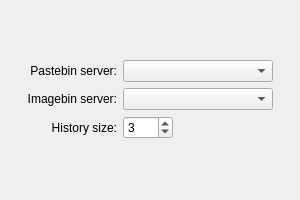
The window that applets/pastebin/pastebinConfig.ui (KDE/kdeplasma-addons) describes before a commit, drawn with Qt 5.
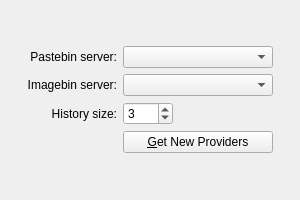
The same window after the commit. Custom widgets are drawn as their Qt base class.

Commit message:
Add support for GHNS on pastebin plasmoid
This way it's easier to add/remove support for different backends
and people can start using opendesktop.org to share their files.

It still has a bug: it's not properly removing the packages. Not sure
where is the problem (maybe in the package implementation on the dataengine?)

Thanks Marco for having a look at this!

CCMAIL:notmart@gmail.com

```diff
--- a/applets/pastebin/pastebinConfig.ui
+++ b/applets/pastebin/pastebinConfig.ui
@@ -148,6 +148,13 @@
        </property>
       </widget>
      </item>
+     <item row="3" column="1">
+      <widget class="KPushButton" name="ghnsButton">
+       <property name="text">
+        <string>&amp;Get New Providers</string>
+       </property>
+      </widget>
+     </item>
     </layout>
    </item>
   </layout>
@@ -158,6 +165,11 @@
    <extends>QSpinBox</extends>
    <header>knuminput.h</header>
   </customwidget>
+  <customwidget>
+   <class>KPushButton</class>
+   <extends>QPushButton</extends>
+   <header>kpushbutton.h</header>
+  </customwidget>
   <customwidget>
    <class>KComboBox</class>
    <extends>QComboBox</extends>
```
The commit also changes 4 other files.
